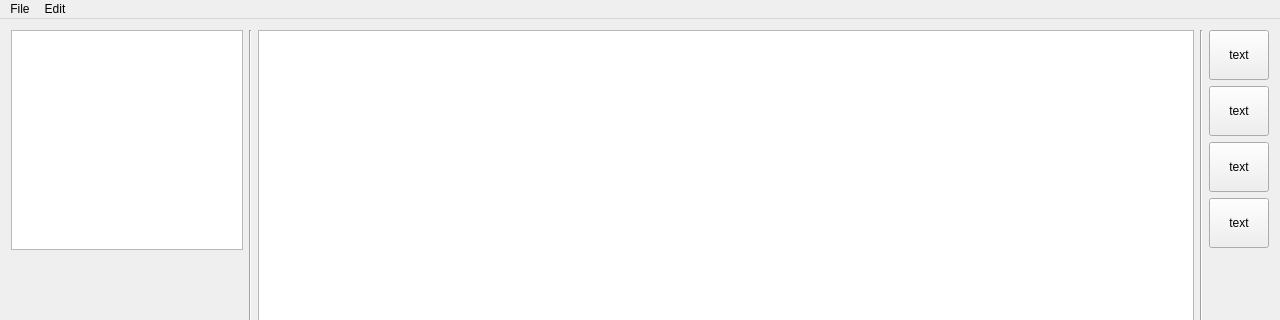
thePeterPan/CS3505-2016, file A6-SpriteEditor/A6-SpriteEditor/mainwindow.ui: the form before one commit; both pictures show x 0 to 1280 and y 0 to 320 of the 1280 by 720 pixel window.
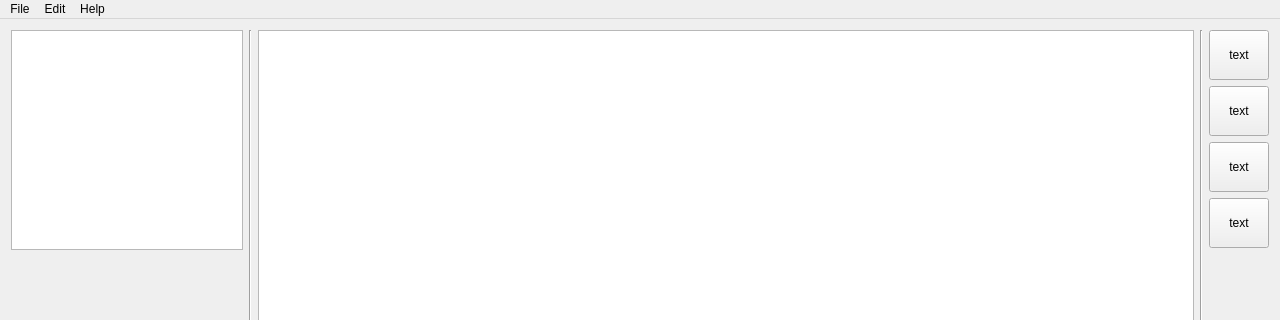
The form after the commit. Icons and pictures are not drawn.

Commit message: added help menu item and respective slots

```diff
--- a/A6-SpriteEditor/A6-SpriteEditor/mainwindow.ui
+++ b/A6-SpriteEditor/A6-SpriteEditor/mainwindow.ui
@@ -284,7 +284,7 @@
      <x>0</x>
      <y>0</y>
      <width>1280</width>
-     <height>20</height>
+     <height>16</height>
     </rect>
    </property>
    <widget class="QMenu" name="menuSprite_Editor">
@@ -306,8 +306,14 @@
      <string>Edit</string>
     </property>
    </widget>
+   <widget class="QMenu" name="menuHelp">
+    <property name="title">
+     <string>Help</string>
+    </property>
+   </widget>
    <addaction name="menuSprite_Editor"/>
    <addaction name="menuEdit"/>
+   <addaction name="menuHelp"/>
   </widget>
   <action name="actionQuit">
    <property name="text">
```
The commit also changes 2 other files.
